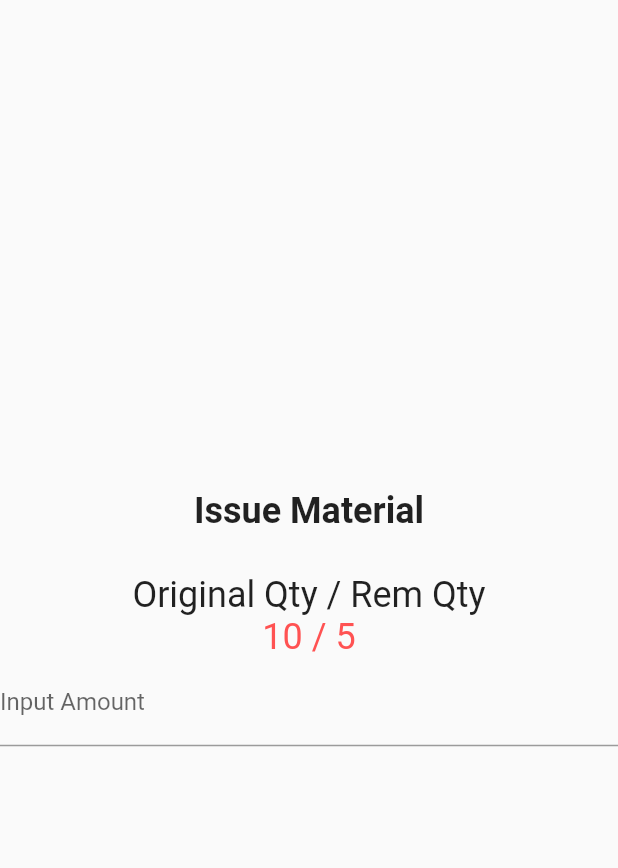
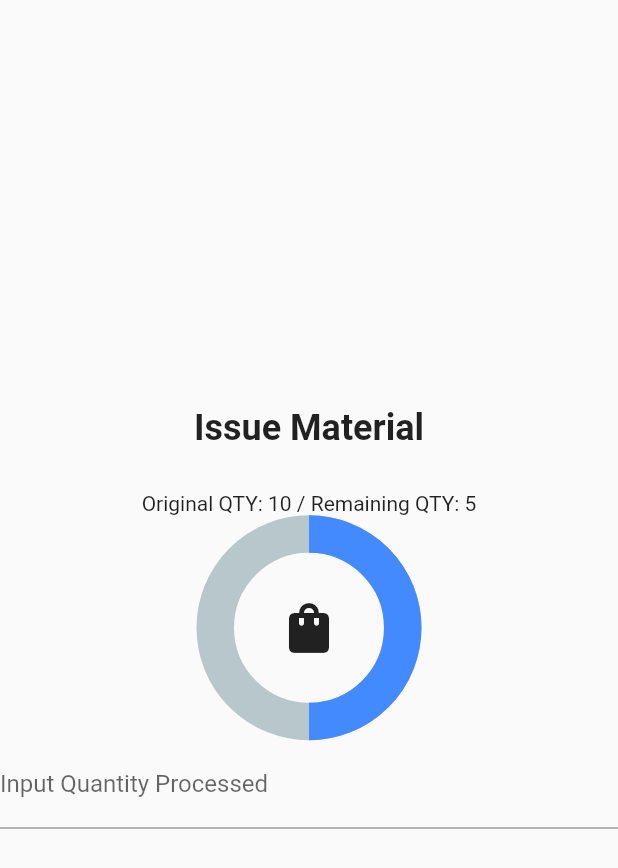
Before and after one commit to CiandS/WOP, a Flutter app: the IssueMaterial widget shown alone on an empty page, opened directly, on a phone screen of 412 x 824 dp. Shown: the top 868 px of the screen. Run offline on Flutter 3.47's test engine with Material 2 defaults, Android fonts, the phone set to English and light mode, and no system bars; drawn by our look-alikes of percent_indicator.

Commit message:
Issue material page updated

```diff
--- a/lib/screens/work_order/widgets/issue_material.dart
+++ b/lib/screens/work_order/widgets/issue_material.dart
@@ -1,4 +1,5 @@
 import 'package:flutter/material.dart';
+import 'package:percent_indicator/percent_indicator.dart';
 
 
 class IssueMaterial extends StatelessWidget {
@@ -9,10 +10,16 @@ class IssueMaterial extends StatelessWidget {
             mainAxisAlignment: MainAxisAlignment.center,
             children: <Widget>[
               Text ("Issue Material\n", style: TextStyle(fontSize: 24, fontWeight: FontWeight.bold)),
-              Text ("Original Qty / Rem Qty", style: TextStyle(fontSize: 24)),
-            Text ('10 / 5', style: TextStyle(fontSize: 24, color: Colors.redAccent)),
+              new CircularPercentIndicator(
+                radius: 150.0,
+                lineWidth: 25.0,
+                percent: 0.5,
+                header: Text('Original QTY: 10 / Remaining QTY: 5'),
+                center: new Icon(Icons.shopping_bag, size: 40.0,),
+                progressColor: Colors.blueAccent,
+              ),
             TextFormField(
-             decoration: InputDecoration(labelText: 'Input Amount'),
+             decoration: InputDecoration(labelText: 'Input Quantity Processed'),
                keyboardType: TextInputType.number,
             )],
           ),
--- a/lib/screens/work_order/work_order.dart
+++ b/lib/screens/work_order/work_order.dart
@@ -148,7 +148,7 @@ class _WorkOrderPageState extends State<WorkOrderPage> {
           child: Icon(Icons.list),
           onPressed: () {
             Navigator.push(context,
-                new MaterialPageRoute(builder: (context) => WO_HistoryPage()));
+                new MaterialPageRoute(builder: (context) => WOHistoryPage()));
           }),
     );
   }
--- a/lib/screens/work_order_history/work_order_history.dart
+++ b/lib/screens/work_order_history/work_order_history.dart
@@ -1,12 +1,12 @@
 import 'package:flutter/material.dart';
 import 'package:work_order_process/screens/work_order/work_order.dart';
 
-class WO_HistoryPage extends StatefulWidget {
+class WOHistoryPage extends StatefulWidget {
   @override
-  _WO_HistoryState createState() => new _WO_HistoryState();
+  _WOHistoryState createState() => new _WOHistoryState();
 }
 
-class _WO_HistoryState extends State<WO_HistoryPage> {
+class _WOHistoryState extends State<WOHistoryPage> {
   @override
   Widget build(BuildContext context) {
     return Scaffold(
--- a/pubspec.yaml
+++ b/pubspec.yaml
@@ -25,6 +25,7 @@ dependencies:
     sdk: flutter
   intl: ^0.16.1
   provider: ^3.0.0
+  percent_indicator: "^2.1.7+2"
 
 
   # The following adds the Cupertino Icons font to your application.
```
Also changed, not shown: lib/screens/work_order/widgets/machine.dart (+20 -11 lines), pubspec.lock.
